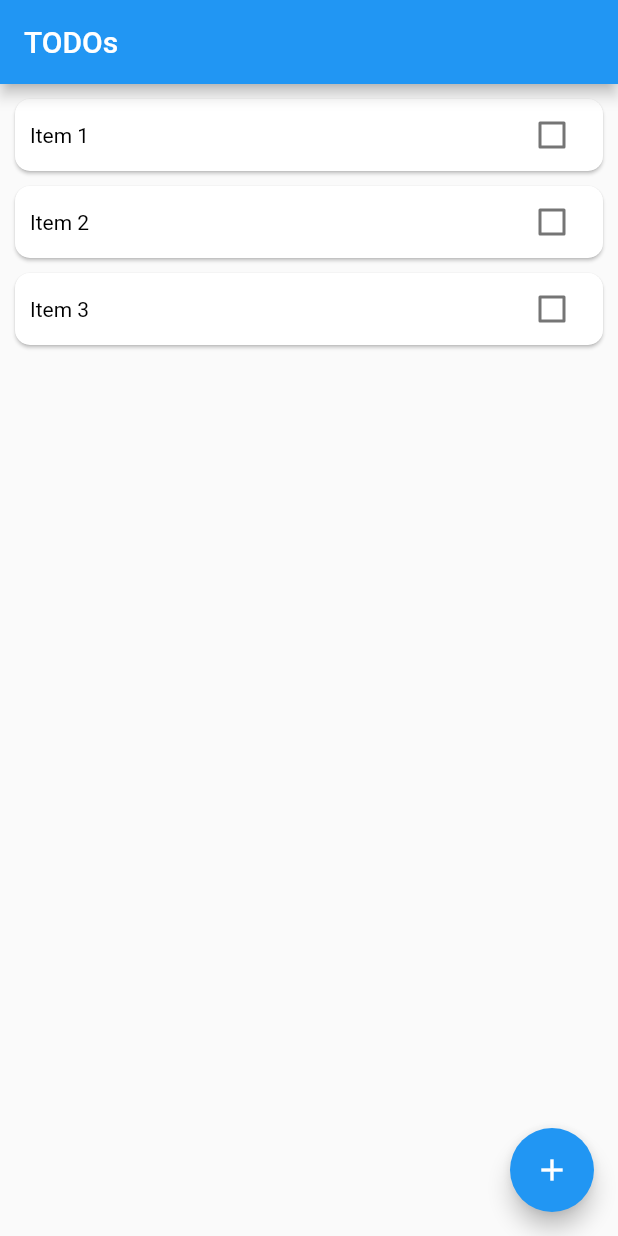
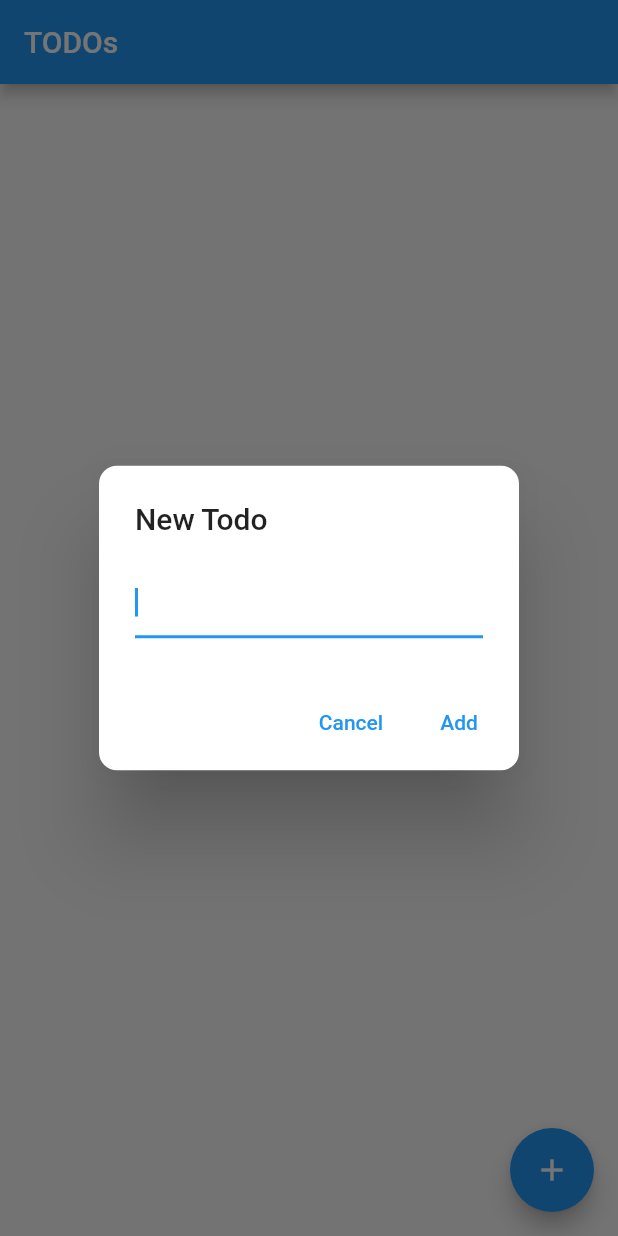
Before and after one commit to MoyinShabi/DSCFlutterProject, a Flutter app: the screen it shows after launch, after a tap on the "add" icon, on a phone screen of 412 x 824 dp. Run offline on Flutter 3.47's test engine with Material 2 defaults, Android fonts, the phone set to English and light mode, and no system bars.

```diff
--- a/lib/main.dart
+++ b/lib/main.dart
@@ -26,10 +26,51 @@ class MainPage extends StatefulWidget {
 }
 
 class _MainPageState extends State<MainPage> {
-//Always put your variables inside a class
-  List items = ["Item 1", "Item 2", "Item 3"];
-  //Not useful you see
-  // bool toggle = false;
+  List todos = [];
+  final textController = TextEditingController();
+
+  /// Function to display a Dialog when the FAB is pressed
+  displayDialog() {
+    return showDialog(
+      context: context,
+      barrierDismissible: false,
+      builder: (BuildContext context) {
+        return AlertDialog(
+          title: Text('New Todo'),
+          content: TextField(
+            controller: textController,
+            autofocus: true,
+          ),
+          shape: RoundedRectangleBorder(
+            borderRadius: BorderRadius.circular(12.0),
+          ),
+          actions: [
+            TextButton(
+                child: Text('Cancel'),
+                onPressed: () {
+                  Navigator.of(context).pop();
+                  textController.clear();
+                }),
+            TextButton(
+              child: Text('Add'),
+              onPressed: () {
+                final todo = textController.value.text;
+
+                if (todo != null) {
+                  setState(() {
+                    todos.add(todo);
+                  });
+                }
+                textController.clear();
+                Navigator.of(context).pop(todo);
+              },
+            )
+          ],
+        );
+      },
+    );
+  }
+
   @override
   Widget build(BuildContext context) {
     return Scaffold(
@@ -38,46 +79,25 @@ class _MainPageState extends State<MainPage> {
       ),
       body: ReorderableListView(
         children: [
-          for (final item in items)
+          for (final item in todos)
             TodoTile(
               todoText: item,
               key: UniqueKey(),
             ),
-          // CheckboxListTile(
-          //   value: toggle,
-          //   onChanged: (bool) {
-          //     setState(() {
-          //       if (!bool) {
-          //         toggle = false;
-          //       } else {
-          //         toggle = true;
-          //       }
-          //     });
-          //   },
-          //   key: ValueKey(item),
-          //   title: ToDoTile(
-          //     todoText: item,
-          //   ),
-          // ),
         ],
-        //The reordering works perfectly...You just need to hold the tile down before moving
         onReorder: (oldIndex, newIndex) {
           setState(() {
             if (oldIndex < newIndex) {
               newIndex -= 1;
             }
-            var getReplacedWidget = items.removeAt(oldIndex);
-            items.insert(newIndex, getReplacedWidget);
+            var getReplacedWidget = todos.removeAt(oldIndex);
+            todos.insert(newIndex, getReplacedWidget);
           });
         },
       ),
       floatingActionButton: FloatingActionButton(
         onPressed: () {
-          print("Moyin will be fine");
-          //Put a function to show a dialog widget here
-          //Hint
-          // showDialog();
-          // set the showDialog function to a variable to receive user input
+          displayDialog();
         },
         tooltip: 'New ToDo',
         child: Icon(Icons.add),
@@ -100,32 +120,10 @@ class TodoTile extends StatefulWidget {
 
 class _TodoTileState extends State<TodoTile> {
   bool checked = false;
-  //REDUNDANT CODE
-  // Widget checkWidget() {
-  //   if (
-  //       // This below is redundant
-  //       // checked == false
-  //       //Do it like this
-  //       !checked) {
-  //     return Text(
-  //       widget.todoText,
-  //       style: TextStyle(
-  //
-  //           ),
-  //     );
-  //   } else {
-  //     return Text(
-  //       widget.todoText,
-  //       style: TextStyle(
-  //         decoration: TextDecoration.lineThrough,
-  //
-  //       ),
-  //     );
-  //   }
-  // }
 
   @override
   Widget build(BuildContext context) {
+    //TODO Change the `Card` below to a `CheckBoxListTile` widget & see if it'll work also
     return Card(
       margin: EdgeInsets.fromLTRB(10, 10, 10, 0),
       shape: RoundedRectangleBorder(
--- a/lib/todo_list_screen.dart
+++ b/lib/todo_list_screen.dart
@@ -9,7 +9,7 @@ class TodoListScreen extends StatefulWidget {
 }
 
 class _TodoListScreenState extends State<TodoListScreen> {
-  List<Todo> todos = [];
+  List todos = [];
 
   _toggleTodo(Todo todo, bool isChecked) {
     setState(() {
```
